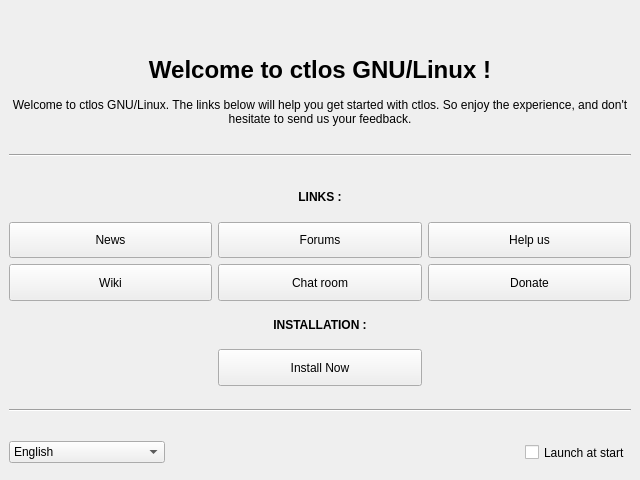
Above: src/ui/ctlos-welcome.ui from ctlos/ctlos-welcome before the change. Below: the same form after it.
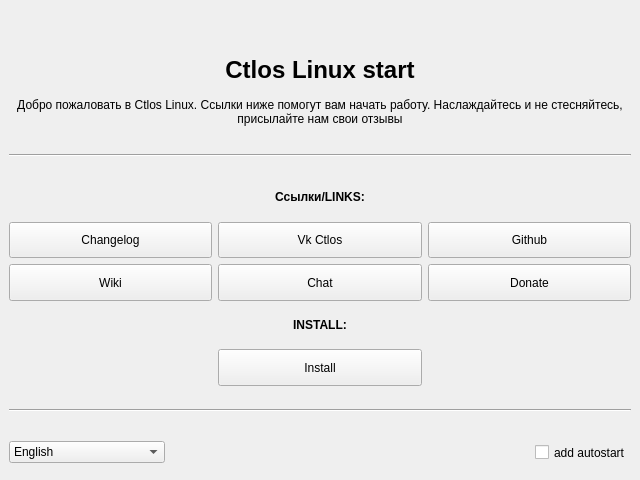
That is the form after the change. Icons and pictures are not drawn.

Diff of the .ui file:
```diff
--- a/src/ui/ctlos-welcome.ui
+++ b/src/ui/ctlos-welcome.ui
@@ -152,7 +152,7 @@
          </sizepolicy>
         </property>
         <property name="text">
-         <string>&lt;html&gt;&lt;head/&gt;&lt;body&gt;&lt;p align=&quot;center&quot;&gt;&lt;span style=&quot; font-weight:600;&quot;&gt;LINKS :&lt;/span&gt;&lt;/p&gt;&lt;/body&gt;&lt;/html&gt;</string>
+         <string>&lt;html&gt;&lt;head/&gt;&lt;body&gt;&lt;p align=&quot;center&quot;&gt;&lt;span style=&quot; font-weight:600;&quot;&gt;Ссылки/LINKS:&lt;/span&gt;&lt;/p&gt;&lt;/body&gt;&lt;/html&gt;</string>
         </property>
         <property name="scaledContents">
          <bool>true</bool>
@@ -188,7 +188,7 @@
          </sizepolicy>
         </property>
         <property name="text">
-         <string>Chat room</string>
+         <string>Chat</string>
         </property>
         <property name="icon">
          <iconset>
@@ -205,7 +205,7 @@
          </sizepolicy>
         </property>
         <property name="text">
-         <string>&lt;html&gt;&lt;head/&gt;&lt;body&gt;&lt;p align=&quot;center&quot;&gt;&lt;span style=&quot; font-weight:600;&quot;&gt;INSTALLATION :&lt;/span&gt;&lt;/p&gt;&lt;/body&gt;&lt;/html&gt;</string>
+         <string>&lt;html&gt;&lt;head/&gt;&lt;body&gt;&lt;p align=&quot;center&quot;&gt;&lt;span style=&quot; font-weight:600;&quot;&gt;INSTALL:&lt;/span&gt;&lt;/p&gt;&lt;/body&gt;&lt;/html&gt;</string>
         </property>
        </widget>
       </item>
@@ -218,7 +218,7 @@
          </sizepolicy>
         </property>
         <property name="text">
-         <string>Install Now</string>
+         <string>Install</string>
         </property>
         <property name="icon">
          <iconset>
@@ -235,7 +235,7 @@
          </sizepolicy>
         </property>
         <property name="text">
-         <string>&lt;html&gt;&lt;head/&gt;&lt;body&gt;&lt;p align=&quot;center&quot;&gt;&lt;span style=&quot; font-size:18pt; font-weight:600;&quot;&gt;Welcome to ctlos GNU/Linux !&lt;/span&gt;&lt;/p&gt;&lt;/body&gt;&lt;/html&gt;</string>
+         <string>&lt;html&gt;&lt;head/&gt;&lt;body&gt;&lt;p align=&quot;center&quot;&gt;&lt;span style=&quot; font-size:18pt; font-weight:600;&quot;&gt;Ctlos Linux start&lt;/span&gt;&lt;/p&gt;&lt;/body&gt;&lt;/html&gt;</string>
         </property>
        </widget>
       </item>
@@ -261,7 +261,7 @@
          </sizepolicy>
         </property>
         <property name="text">
-         <string>Forums</string>
+         <string>Vk Ctlos</string>
         </property>
         <property name="icon">
          <iconset>
@@ -545,7 +545,7 @@
            <enum>Qt::LeftToRight</enum>
           </property>
           <property name="text">
-           <string>Launch at start</string>
+           <string>add autostart</string>
           </property>
          </widget>
         </item>
@@ -560,7 +560,7 @@
          </sizepolicy>
         </property>
         <property name="text">
-         <string>Help us</string>
+         <string>Github</string>
         </property>
         <property name="icon">
          <iconset>
@@ -577,7 +577,7 @@
          </sizepolicy>
         </property>
         <property name="text">
-         <string>News</string>
+         <string>Changelog</string>
         </property>
         <property name="icon">
          <iconset>
@@ -594,7 +594,7 @@
          </sizepolicy>
         </property>
         <property name="text">
-         <string>&lt;html&gt;&lt;head/&gt;&lt;body&gt;&lt;p align=&quot;center&quot;&gt;Welcome to ctlos GNU/Linux. The links below will help you get started with ctlos. So enjoy the experience, and don't hesitate to send us your feedback.&lt;/p&gt;&lt;/body&gt;&lt;/html&gt;</string>
+         <string>&lt;html&gt;&lt;head/&gt;&lt;body&gt;&lt;p align=&quot;center&quot;&gt;Добро пожаловать в Ctlos Linux. Ссылки ниже помогут вам начать работу. Наслаждайтесь и не стесняйтесь, присылайте нам свои отзывы&lt;/p&gt;&lt;/body&gt;&lt;/html&gt;</string>
         </property>
         <property name="scaledContents">
          <bool>true</bool>
```
Left out of the diff: 2 changed lines with no effect on the pictures.
